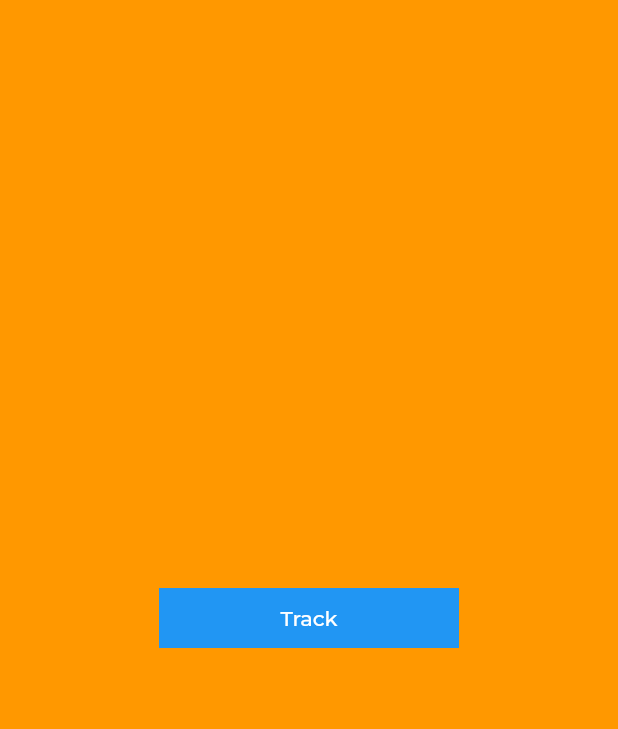
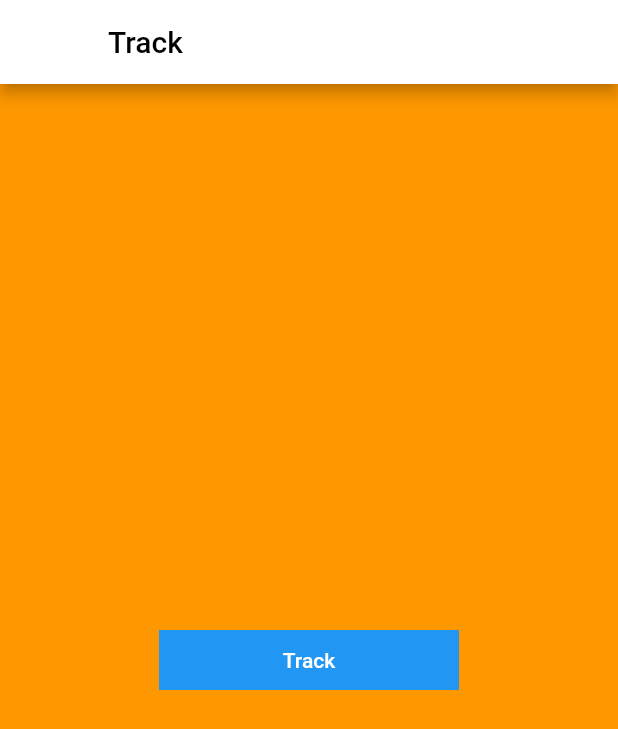
Before and after one commit to iWOLFSTEIN/Kid-Tracking-App-Flutter, a Flutter app: the TrackScreen screen opened directly, on a phone screen of 412 x 824 dp. Shown: the top 729 px of the screen. Run offline on Flutter 3.47's test engine with Material 2 defaults, Android fonts, the phone set to English and light mode, and no system bars; our stand-ins replace cached_network_image, cloud_firestore, cool_alert, custom_navigation_bar, firebase_auth, firebase_core and 6 more; accounts and stored records are empty.

```diff
--- a/lib/Screens/home_screen.dart
+++ b/lib/Screens/home_screen.dart
@@ -35,7 +35,7 @@ class _ControllerScreenState extends State<ControllerScreen> {
   @override
   Widget build(BuildContext context) {
     return Scaffold(
-      backgroundColor: Colors.black,
+      backgroundColor: Colors.white,
       body: PageView(
         scrollDirection: Axis.horizontal,
         controller: controller,
--- a/lib/Screens/track_screen.dart
+++ b/lib/Screens/track_screen.dart
@@ -1,7 +1,5 @@
-
-
-
 import 'package:flutter/material.dart';
+import 'package:kids_tracking_app/Constants/network_objects.dart';
 import 'package:kids_tracking_app/Screens/map_screen.dart';
 
 class TrackScreen extends StatefulWidget {
@@ -14,7 +12,15 @@ class TrackScreen extends StatefulWidget {
 class _TrackScreenState extends State<TrackScreen> {
   @override
   Widget build(BuildContext context) {
-    return  Container(
+    return Scaffold(
+      appBar: AppBar(
+        title: Text(
+          "Track",
+          style: TextStyle(color: Colors.black),
+        ),
+        backgroundColor: Colors.white,
+      ),
+      body: Container(
         color: Colors.orange,
         child: Center(
           child: Container(
@@ -22,10 +28,25 @@ class _TrackScreenState extends State<TrackScreen> {
             width: 200,
             color: Colors.blue,
             child: TextButton(
-                    onPressed: () {
-                      Navigator.push(context,
-                          MaterialPageRoute(builder: (context) {
-                        return MapScreen();
+                onPressed: () async {
+                  // var latitude;
+                  // var longitude;
+                  // await firebaseFirestore
+                  //     .collection("Coordinates")
+                  //     .doc("usercoordinates")
+                  //     .get()
+                  //     .then((value) {
+                  //   var snapshot = value.data()! as Map;
+                  //   latitude = snapshot["latitude"];
+                  //   longitude = snapshot["longitude"];
+                  // });
+
+                  // if (!(latitude == null || longitude == null))
+                  Navigator.push(context, MaterialPageRoute(builder: (context) {
+                    return MapScreen(
+                        // latitude: latitude,
+                        // longitude: longitude,
+                        );
                   }));
                   // googleSignInServices.signOutGoogle();
                 },
@@ -35,6 +56,7 @@ class _TrackScreenState extends State<TrackScreen> {
                 )),
           ),
         ),
+      ),
     );
   }
 }
```
Also changed, not shown: lib/Screens/map_screen.dart (+39 -36 lines), lib/main.dart (+5 -5 lines). Lines whose indentation alone changed are shown as unchanged.
